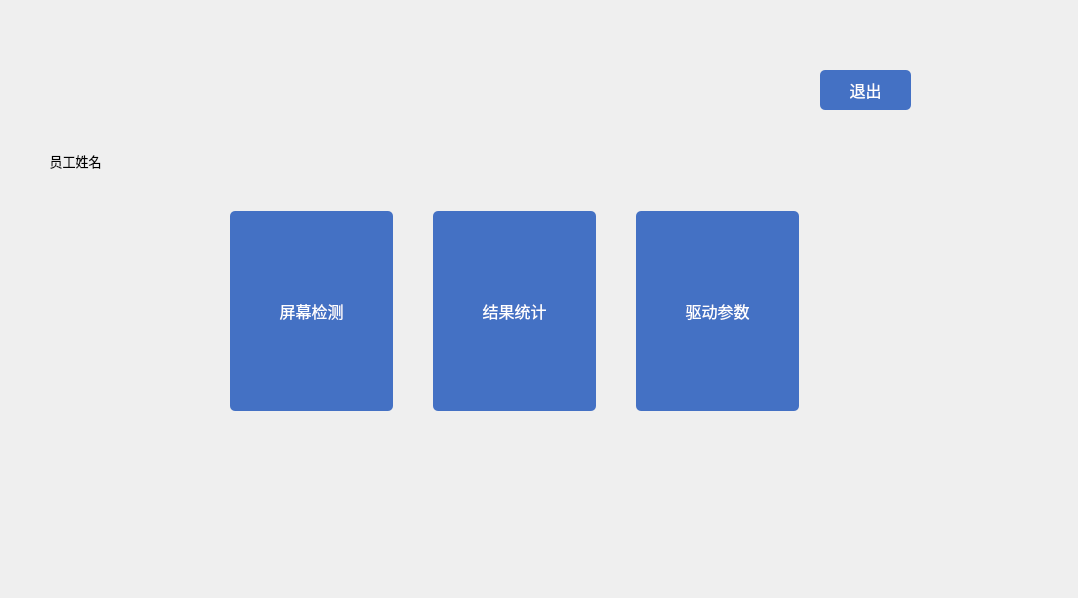
First picture: the form in choose.ui, repository jaueone/Magnetic, before the edit.
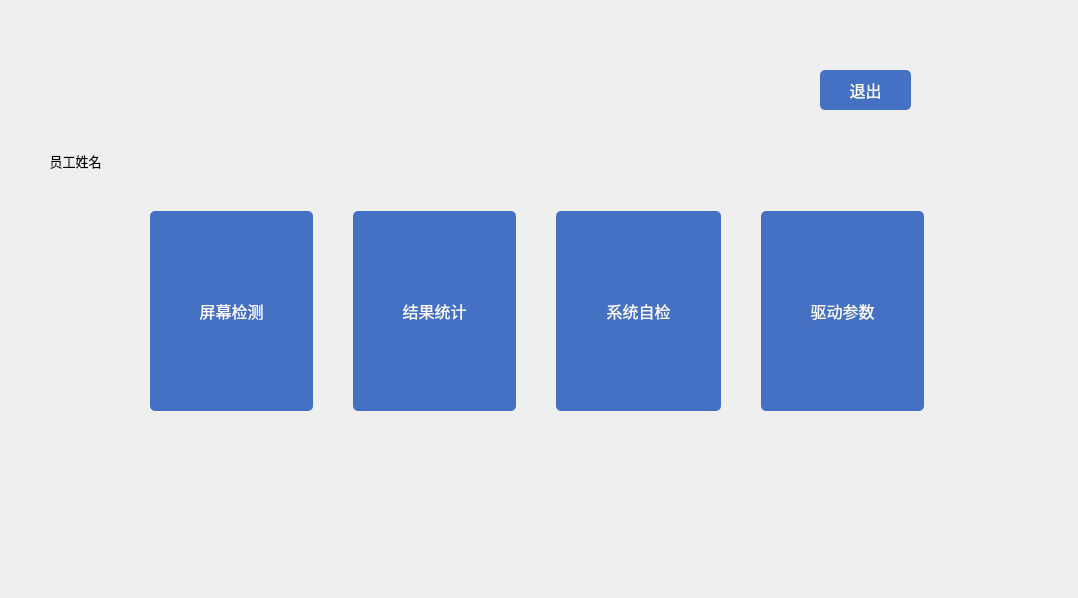
Second picture: the form after the edit.

What changed in the file:
```diff
--- a/choose.ui
+++ b/choose.ui
@@ -60,9 +60,9 @@
   <widget class="QWidget" name="horizontalLayoutWidget">
    <property name="geometry">
     <rect>
-     <x>230</x>
+     <x>150</x>
      <y>210</y>
-     <width>571</width>
+     <width>774</width>
      <height>202</height>
     </rect>
    </property>
@@ -128,6 +128,29 @@
       </property>
      </widget>
     </item>
+    <item>
+     <widget class="QPushButton" name="pushButton_5">
+      <property name="minimumSize">
+       <size>
+        <width>163</width>
+        <height>200</height>
+       </size>
+      </property>
+      <property name="font">
+       <font>
+        <family>微软雅黑</family>
+        <pointsize>12</pointsize>
+       </font>
+      </property>
+      <property name="styleSheet">
+       <string notr="true">QPushButton{color:white;background-color: rgb(68, 113, 196);border-radius:5px}
+QPushButton::pressed{background-color: rgb(142, 170, 220);}</string>
+      </property>
+      <property name="text">
+       <string>系统自检</string>
+      </property>
+     </widget>
+    </item>
     <item>
      <widget class="QPushButton" name="pushButton_3">
       <property name="minimumSize">
```
